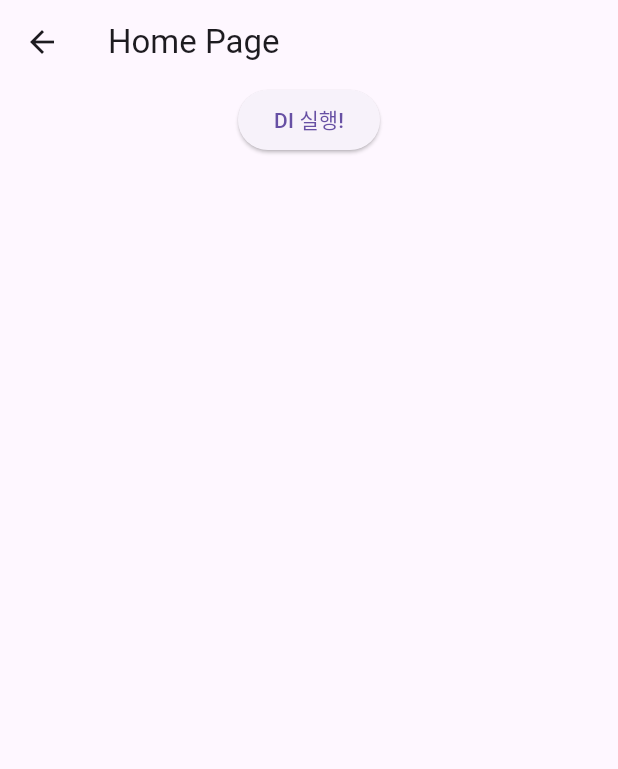
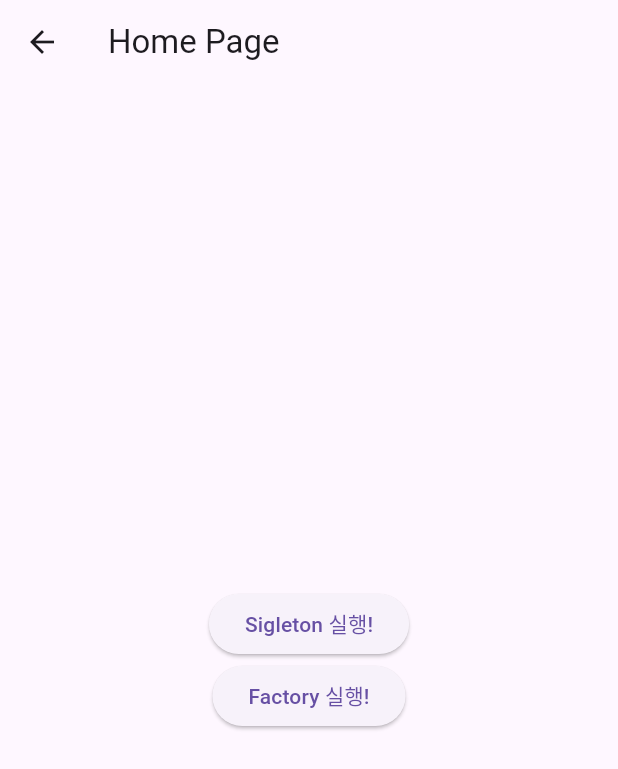
Before and after one commit to KimCookk/flutter_practice_examples, a Flutter app: the HomePage screen opened directly, on a phone screen of 412 x 824 dp. Shown: the top 769 px of the screen. Run offline on Flutter 3.47's test engine with Material 3 defaults, Android fonts, the phone set to English and light mode, and no system bars; our stand-ins replace firebase_core, firebase_crashlytics, firebase_remote_config, flutter_datetime_picker_plus, flutter_local_notifications, freezed_annotation and 6 more; accounts and stored records are empty.

Commit message:
feat(19.di): get_it - lazySingleton vs factory 동작 비교 예제 추가

```diff
--- a/lib/examples/19_di/get_it_simple_example/app_service.dart
+++ b/lib/examples/19_di/get_it_simple_example/app_service.dart
@@ -3,3 +3,13 @@ class AppService {
     print('Hello from AppService!');
   }
 }
+
+class SigletonService {
+  final id = DateTime.now().millisecondsSinceEpoch;
+  void log() => print('Siglenton Service ID: $id');
+}
+
+class FactoryService {
+  final id = DateTime.now().millisecondsSinceEpoch;
+  void log() => print('Factory Servicec id : $id');
+}
--- a/lib/examples/19_di/get_it_simple_example/home_page.dart
+++ b/lib/examples/19_di/get_it_simple_example/home_page.dart
@@ -1,5 +1,5 @@
 import 'package:flutter/material.dart';
-import 'package:flutter_practice_examples/examples/19_get_it/DI/app_service.dart';
+import 'package:flutter_practice_examples/examples/19_di/get_it_simple_example/app_service.dart';
 
 import 'main.dart';
 
@@ -15,13 +15,21 @@ class HomePage extends StatelessWidget {
       ),
       body: Center(
         child: Column(
+          mainAxisAlignment: MainAxisAlignment.center,
           children: [
             ElevatedButton(
               onPressed: () {
-                final service = getIt<AppService>();
-                service.printHello();
+                final service = getIt<SigletonService>();
+                service.log();
               },
-              child: Text('DI 실행!'),
+              child: Text('Sigleton 실행!'),
+            ),
+            ElevatedButton(
+              onPressed: () {
+                final service = getIt<FactoryService>();
+                service.log();
+              },
+              child: Text('Factory 실행!'),
             ),
           ],
         ),
--- a/lib/examples/19_di/get_it_simple_example/main.dart
+++ b/lib/examples/19_di/get_it_simple_example/main.dart
@@ -1,5 +1,5 @@
 import 'package:flutter/material.dart';
-import 'package:flutter_practice_examples/examples/19_get_it/DI/app_service.dart';
+import 'package:flutter_practice_examples/examples/19_di/get_it_simple_example/app_service.dart';
 import 'home_page.dart';
 import 'package:get_it/get_it.dart';
 
@@ -12,6 +12,8 @@ void main(List<String> args) {
 
 void setupLocator() {
   getIt.registerSingleton<AppService>(AppService());
+  getIt.registerLazySingleton<SigletonService>(() => SigletonService());
+  getIt.registerCachedFactory<FactoryService>(() => FactoryService());
 }
 
 class DependencyIngectionApp extends StatelessWidget {
```
